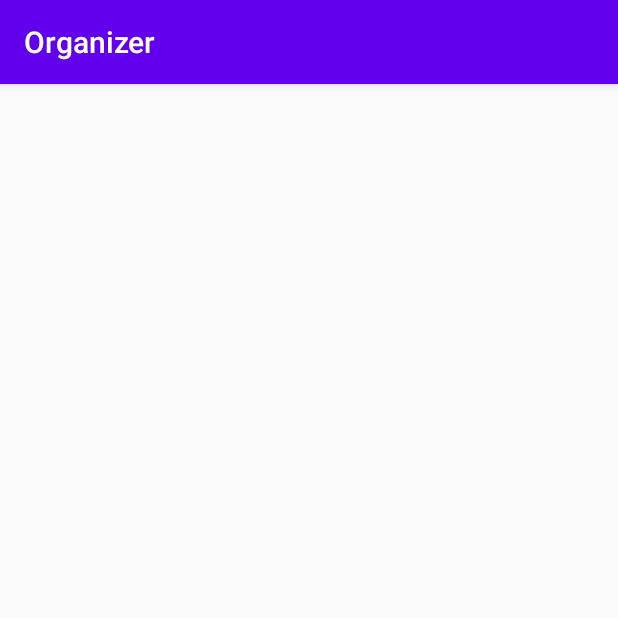
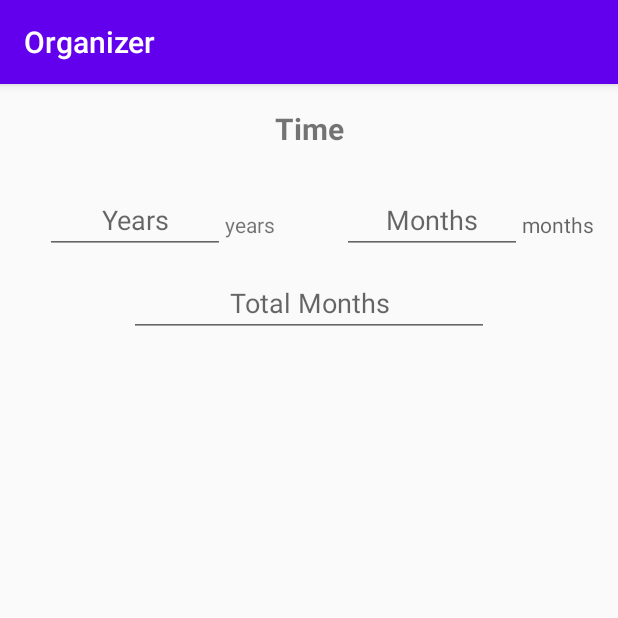
Before and after one commit to iSvirchev/Android_Organizer, an Android app: the TimeConverter screen opened directly, with no data from a screen before it, on a phone screen of 412 x 824 dp, the top half of it. Run offline under Robolectric (Android 15) with nearby library versions, the phone set to English and light mode, and no system bars.

Commit message:
implemented the Year<->Month conversion

```diff
--- a/Organizer/app/src/main/java/com/organizer/TimeConverter.java
+++ b/Organizer/app/src/main/java/com/organizer/TimeConverter.java
@@ -2,13 +2,146 @@ package com.organizer;
 
 import androidx.appcompat.app.AppCompatActivity;
 
+import android.annotation.SuppressLint;
 import android.os.Bundle;
+import android.text.Editable;
+import android.text.TextWatcher;
+import android.widget.TextView;
 
 public class TimeConverter extends AppCompatActivity {
+    private final int YEAR_TO_MONTH_RATIO = 12;
+    private TextView years_tv;
+    private TextView extra_months_tv;
+    private TextView total_months_tv;
 
     @Override
     protected void onCreate(Bundle savedInstanceState) {
         super.onCreate(savedInstanceState);
         setContentView(R.layout.activity_time_converter);
+
+        years_tv = findViewById(R.id.years_tv);
+        extra_months_tv = findViewById(R.id.extra_months_tv);
+        total_months_tv = findViewById(R.id.total_months_tv);
+
+        years_tv.addTextChangedListener(generateMainToTotalTW(years_tv, extra_months_tv, total_months_tv));
+        extra_months_tv.addTextChangedListener(generateMainToTotalTW(years_tv, extra_months_tv, total_months_tv));
+        total_months_tv.addTextChangedListener(generateTotalTW(total_months_tv, years_tv, extra_months_tv));
+    }
+
+    private TextWatcher generateTotalTW(
+            final TextView total_tv,
+            final TextView main_tv,
+            final TextView extra_tv) {
+        return new TextWatcher() {
+            @Override
+            public void beforeTextChanged(CharSequence s, int start, int count, int after) {
+
+            }
+
+            @SuppressLint("DefaultLocale")
+            @Override
+            public void onTextChanged(CharSequence s, int start, int before, int count) {
+                if(total_tv.hasFocus()){
+                  int totalNum = getInputNum(s.toString().trim());
+                  String totalTag = (String) total_tv.getTag();
+
+                  if(totalNum != 0){
+                      int[] mainAndExtra = convertUp(totalNum, totalTag);
+
+                      if (mainAndExtra[0] == 0) main_tv.setText("");
+                      else main_tv.setText(String.format("%d", mainAndExtra[0]));
+
+                      if (mainAndExtra[1] == 0) extra_tv.setText("");
+                      else extra_tv.setText(String.format("%d", mainAndExtra[1]));
+                  }else{
+                      main_tv.setText("");
+                      extra_tv.setText("");
+                  }
+
+                }
+            }
+
+            @Override
+            public void afterTextChanged(Editable s) {
+
+            }
+        };
+    }
+
+
+    private TextWatcher generateMainToTotalTW(
+            final TextView main_tv,
+            final TextView extra_tv,
+            final TextView toChange_tv
+    ) {
+        return new TextWatcher() {
+            @Override
+            public void beforeTextChanged(CharSequence s, int start, int count, int after) {
+
+            }
+
+            @SuppressLint("DefaultLocale")
+            @Override
+            public void onTextChanged(CharSequence s, int start, int before, int count) {
+                if(extra_tv.hasFocus() || main_tv.hasFocus()){
+                    String mainInput = "";
+                    String extraInput = "";
+
+                    if (extra_tv.hasFocus()) {
+                        mainInput = main_tv.getText().toString().trim();
+                        extraInput = s.toString().trim();
+                    } else if (main_tv.hasFocus()) {
+                        mainInput = s.toString().trim();
+                        extraInput = extra_tv.getText().toString().trim();
+                    }
+
+                    int mainNum = getInputNum(mainInput);
+                    int extraNum = getInputNum(extraInput);
+
+                    String focusedTag = (String) main_tv.getTag();
+                    int mainToExtraFormat = convertDown(mainNum, focusedTag);
+
+                    if (mainToExtraFormat == 0) {
+                        if (extraNum != 0) toChange_tv.setText(extraInput);
+                        else toChange_tv.setText("");
+                    } else toChange_tv.setText(String.format("%d", mainToExtraFormat + extraNum));
+                }
+            }
+
+            @Override
+            public void afterTextChanged(Editable s) {
+
+            }
+        };
+    }
+
+    private int getInputNum(String focusedInput) {
+        if (!focusedInput.isEmpty() &&
+                !focusedInput.equals(".") &&
+                !focusedInput.equals("-")) {
+            return Integer.parseInt(focusedInput);
+        } else {
+            return 0;
+        }
+    }
+
+    private int[] convertUp (int op, String operation){
+        int[] array = new int[2];   // array[0] - main, array[1] - extra
+
+        switch (operation){
+            case "total_months":
+                array[0] = op / YEAR_TO_MONTH_RATIO;
+                array[1] = op % YEAR_TO_MONTH_RATIO;
+        }
+        return array;
+    }
+
+    private int convertDown(int op, String operation) {   // op = operand -> the measurement in the 'operation' string
+        switch(operation){
+            case "year_to_months":
+               return op * YEAR_TO_MONTH_RATIO;
+            default:
+                return 0;
+        }
     }
 }
--- a/Organizer/app/src/main/res/layout/activity_time_converter.xml
+++ b/Organizer/app/src/main/res/layout/activity_time_converter.xml
@@ -1,9 +1,95 @@
 <?xml version="1.0" encoding="utf-8"?>
-<androidx.constraintlayout.widget.ConstraintLayout xmlns:android="http://schemas.android.com/apk/res/android"
+<ScrollView xmlns:android="http://schemas.android.com/apk/res/android"
     xmlns:app="http://schemas.android.com/apk/res-auto"
     xmlns:tools="http://schemas.android.com/tools"
     android:layout_width="match_parent"
     android:layout_height="match_parent"
     tools:context=".TimeConverter">
 
-</androidx.constraintlayout.widget.ConstraintLayout>
+    <androidx.constraintlayout.widget.ConstraintLayout
+        android:layout_width="match_parent"
+        android:layout_height="729dp"
+        android:focusableInTouchMode="true">
+
+        <EditText
+            android:id="@+id/total_months_tv"
+            android:layout_width="240dp"
+            android:layout_height="40dp"
+            android:layout_marginTop="15dp"
+            android:ems="10"
+            android:gravity="center"
+            android:hint="@string/total_months"
+            android:importantForAutofill="no"
+            android:inputType="number"
+            android:maxLength="15"
+            android:tag="total_months"
+            app:layout_constraintEnd_toEndOf="parent"
+            app:layout_constraintStart_toStartOf="parent"
+            app:layout_constraintTop_toBottomOf="@+id/extra_months_tv" />
+
+        <EditText
+            android:id="@+id/years_tv"
+            android:layout_width="120dp"
+            android:layout_height="40dp"
+            android:layout_marginStart="30dp"
+            android:layout_marginTop="30dp"
+            android:ems="10"
+            android:gravity="center"
+            android:hint="@string/years"
+            android:importantForAutofill="no"
+            android:inputType="number"
+            android:maxLength="15"
+            android:tag="year_to_months"
+            app:layout_constraintStart_toStartOf="parent"
+            app:layout_constraintTop_toBottomOf="@+id/time_tv" />
+
+        <EditText
+            android:id="@+id/extra_months_tv"
+            android:layout_width="120dp"
+            android:layout_height="40dp"
+            android:layout_marginTop="30dp"
+            android:layout_marginEnd="64dp"
+            android:ems="10"
+            android:gravity="center"
+            android:hint="@string/months"
+            android:importantForAutofill="no"
+            android:inputType="number"
+            android:maxLength="15"
+
+            app:layout_constraintEnd_toEndOf="parent"
+            app:layout_constraintTop_toBottomOf="@+id/time_tv" />
+
+        <TextView
+            android:id="@+id/years_label"
+            android:layout_width="wrap_content"
+            android:layout_height="wrap_content"
+            android:layout_marginTop="84dp"
+            android:text="@string/years_label"
+            app:layout_constraintStart_toEndOf="@+id/years_tv"
+            app:layout_constraintTop_toTopOf="parent" />
+
+        <TextView
+            android:id="@+id/months_label"
+            android:layout_width="wrap_content"
+            android:layout_height="wrap_content"
+            android:layout_marginTop="84dp"
+            android:hint="@string/months_label"
+            app:layout_constraintStart_toEndOf="@+id/extra_months_tv"
+            app:layout_constraintTop_toTopOf="parent" />
+
+        <!--Time Header-->
+        <TextView
+            android:id="@+id/time_tv"
+            android:layout_width="wrap_content"
+            android:layout_height="wrap_content"
+            android:layout_marginTop="16dp"
+            android:gravity="center"
+            android:text="@string/time"
+            android:textSize="20sp"
+            android:textStyle="bold"
+            app:layout_constraintEnd_toEndOf="parent"
+            app:layout_constraintStart_toStartOf="parent"
+            app:layout_constraintTop_toTopOf="parent" />
+
+    </androidx.constraintlayout.widget.ConstraintLayout>
+</ScrollView>
--- a/Organizer/app/src/main/res/values/strings.xml
+++ b/Organizer/app/src/main/res/values/strings.xml
@@ -1,6 +1,6 @@
 <resources>
     <string name="app_name">Organizer</string>
-    <string name="converter">Converter</string>
+    <string name="unit_converter">Unit Converter</string>
     <string name="metric_imperial">Metric/Imperial</string>
     <string name="imperial">Imperial</string>
     <string name="metric">Metric</string>
@@ -43,4 +43,11 @@
     <string name="us_tons">US Tons</string>
     <string name="t">t</string>
     <string name="us_t">US t</string>
+    <string name="time_converter">Time Converter</string>
+    <string name="time">Time</string>
+    <string name="years">Years</string>
+    <string name="months">Months</string>
+    <string name="months_label">months</string>
+    <string name="years_label">years</string>
+    <string name="total_months">Total Months</string>
 </resources>
```
Also changed, not shown: Organizer/app/src/main/java/com/organizer/MainActivity.java (+14 -5 lines), Organizer/app/src/main/res/layout/activity_main.xml (+15 -4 lines).
